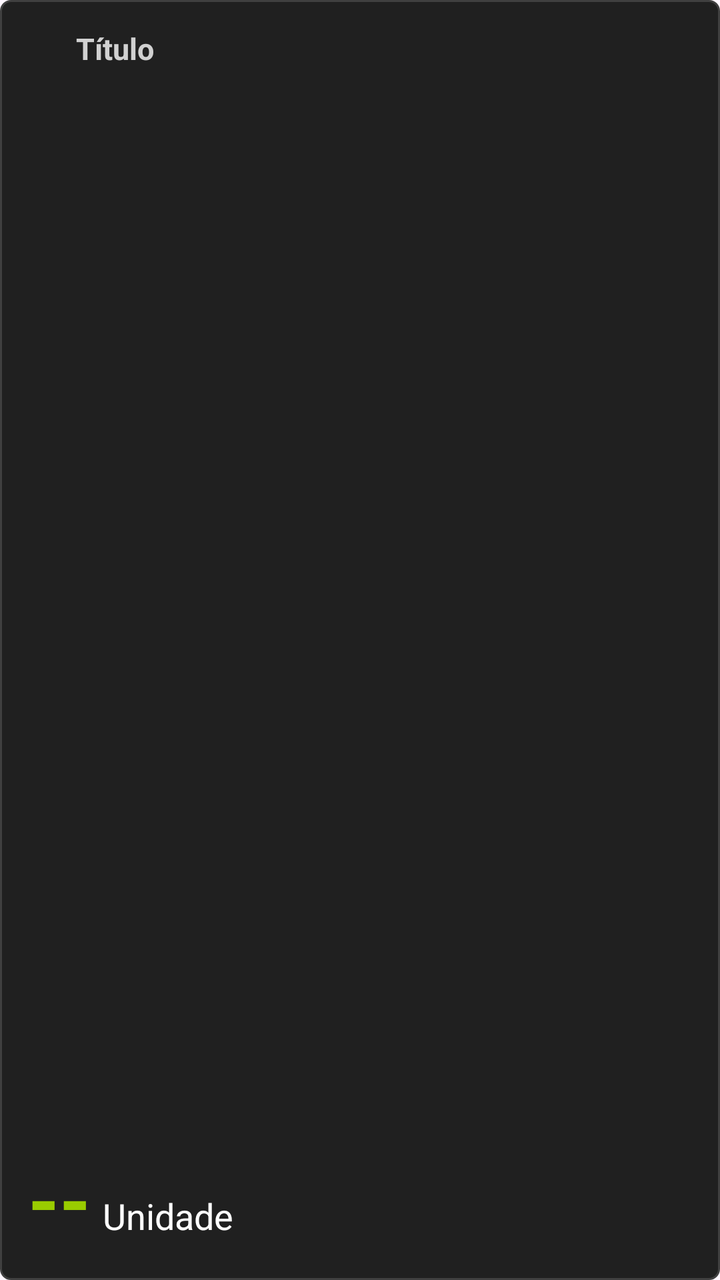
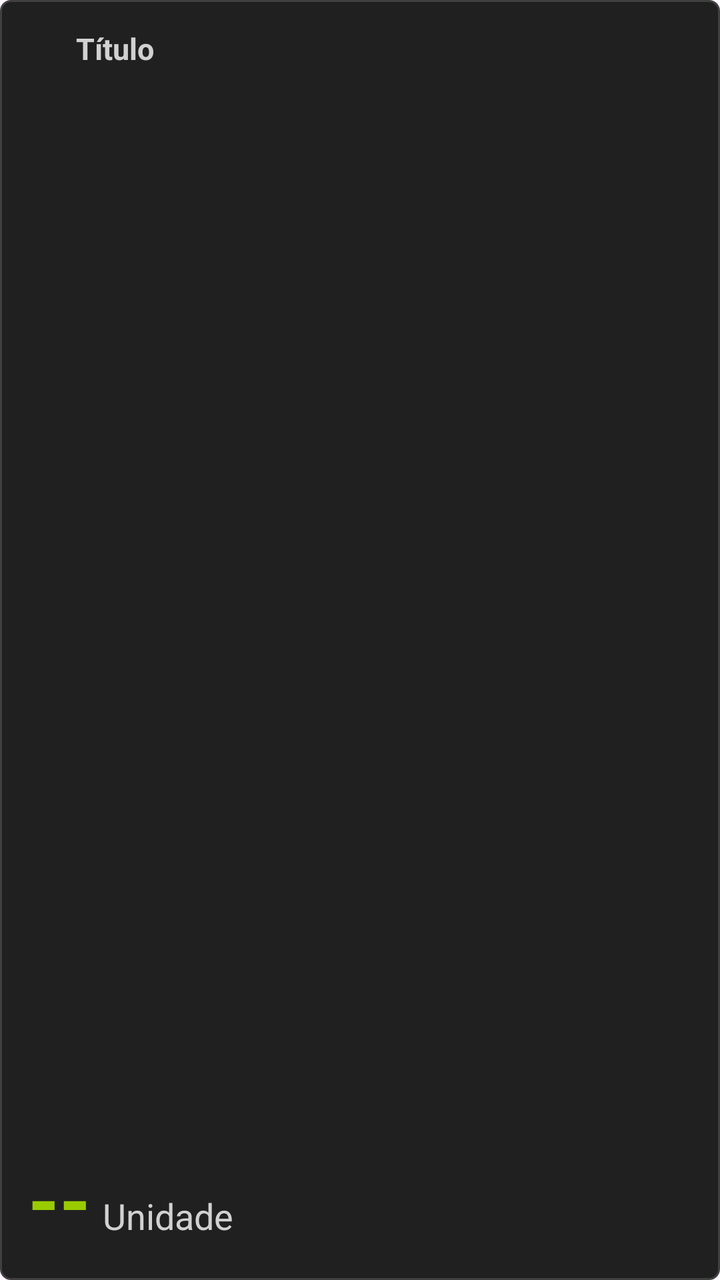

An Android layout rendered at two revisions. The XML below is the earlier revision; the diff shows what the commit changed to produce the second picture.
<!-- AndroidManifest.xml: application theme Theme.OBDMonitor -->
<!-- res/layout/view_metric.xml -->
<?xml version="1.0" encoding="utf-8"?>
<LinearLayout xmlns:android="http://schemas.android.com/apk/res/android"
    xmlns:tools="http://schemas.android.com/tools"
    android:layout_width="match_parent"
    android:layout_height="100dp"
    android:background="@drawable/metric_card_background"
    android:orientation="vertical"
    android:padding="14dp">

    <LinearLayout
        android:layout_width="match_parent"
        android:layout_height="wrap_content"
        android:gravity="center_vertical"
        android:orientation="horizontal"
        tools:ignore="UseCompoundDrawables">

        <ImageView
            android:id="@+id/imgIcon"
            android:layout_width="18dp"
            android:layout_height="18dp"
            android:layout_marginEnd="6dp"
            android:contentDescription="@null" />

        <TextView
            android:id="@+id/txtTitle"
            android:layout_width="wrap_content"
            android:layout_height="wrap_content"
            android:text="@string/title"
            android:textColor="?attr/colorOnPrimary"
            android:textSize="15sp"
            android:textStyle="bold" />

    </LinearLayout>

    <LinearLayout
        android:layout_width="match_parent"
        android:layout_height="0dp"
        android:layout_weight="1"
        android:gravity="bottom"
        android:orientation="horizontal">

        <TextView
            android:id="@+id/txtValue"
            android:layout_width="wrap_content"
            android:layout_height="wrap_content"
            android:text="@string/__"
            android:textColor="@android:color/holo_green_light"
            android:textSize="40sp"
            android:textStyle="bold" />

        <TextView
            android:id="@+id/txtUnit"
            android:layout_width="wrap_content"
            android:layout_height="wrap_content"
            android:layout_marginStart="6dp"
            android:text="@string/unit"
            android:textColor="@android:color/white"
            android:textSize="18sp" />

    </LinearLayout>
</LinearLayout>
<!-- resources referenced by this layout -->
<resources>
  <!-- drawable metric_card_background (drawable) -->
  <?xml version="1.0" encoding="utf-8"?>
  <shape xmlns:android="http://schemas.android.com/apk/res/android">
      <solid android:color="#202020" />
      <corners android:radius="5dp" />
      <stroke
          android:width="1dp"
          android:color="#404040" />
  </shape>
  <string name="__" translatable="false">--</string>
  <string name="title">Título</string>
  <string name="unit">Unidade</string>
  <style name="Theme.OBDMonitor" parent="Base.Theme.OBDMonitor" />
  <style name="Base.Theme.OBDMonitor" parent="Theme.Material3.DayNight.NoActionBar">
          
          
          <item name="colorPrimary">@color/primary_light_mode</item>
          <item name="colorPrimaryVariant">@color/primary_variant_light_mode</item>
          <item name="colorOnPrimary">@color/on_primary_light_mode</item>
          <item name="colorSecondary">@color/secondary_light_mode</item>
          <item name="colorSecondaryVariant">@color/secondary_variant_light_mode</item>
          <item name="colorPrimaryContainer">@color/primary_container_light_mode</item>
          <item name="colorSecondaryContainer">@color/secondary_container_light_mode</item>
          <item name="android:textColorHighlight">@color/primary_variant_light_mode</item>
          <item name="android:colorControlActivated">@color/primary_light_mode</item>
          
          <item name="colorSurface">@color/surface_light_mode</item>
          <item name="colorOnSurface">@color/on_surface_light_mode</item>
      </style>
  <color name="primary_light_mode">@color/black</color>
  <color name="primary_variant_light_mode">@color/grey</color>
  <color name="on_primary_light_mode">@color/light_grey</color>
  <color name="secondary_light_mode">@color/dark_red</color>
  <color name="secondary_variant_light_mode">@color/light_red</color>
  <color name="primary_container_light_mode">@color/white_transparency</color>
  <color name="secondary_container_light_mode">@color/red_transparency</color>
  <color name="surface_light_mode">@color/black</color>
  <color name="on_surface_light_mode">@color/light_grey</color>
  <color name="black">#000000</color>
  <color name="grey">#5F5F5F</color>
  <color name="light_grey">#D1D1D1</color>
  <color name="dark_red">#280000</color>
  <color name="light_red">#8E343C</color>
  <color name="white_transparency">#1EFFFFFF</color>
  <color name="red_transparency">#80280000</color>
</resources>

<!-- the commit's change to res/layout/view_metric.xml (unified diff, before → after) -->
@@ -44,7 +44,7 @@
             android:layout_width="wrap_content"
             android:layout_height="wrap_content"
             android:text="@string/__"
-            android:textColor="@android:color/holo_green_light"
+            android:textColor="@color/metric_card_value"
             android:textSize="40sp"
             android:textStyle="bold" />
 
@@ -54,7 +54,7 @@
             android:layout_height="wrap_content"
             android:layout_marginStart="6dp"
             android:text="@string/unit"
-            android:textColor="@android:color/white"
+            android:textColor="?attr/colorOnSurface"
             android:textSize="18sp" />
 
     </LinearLayout>
<!-- resource entries referenced after the edit -->
@@ -1,18 +1,22 @@
 <!-- resources referenced by this layout -->
 <resources>
+  <color name="metric_card_value">@color/automotive_green</color>
   <!-- drawable metric_card_background (drawable) -->
   <?xml version="1.0" encoding="utf-8"?>
   <shape xmlns:android="http://schemas.android.com/apk/res/android">
-      <solid android:color="#202020" />
+      <solid android:color="@color/metric_card_background" />
       <corners android:radius="5dp" />
       <stroke
           android:width="1dp"
-          android:color="#404040" />
+          android:color="@color/metric_card_stroke" />
   </shape>
   <string name="__" translatable="false">--</string>
   <string name="title">Título</string>
   <string name="unit">Unidade</string>
   <style name="Theme.OBDMonitor" parent="Base.Theme.OBDMonitor" />
+  <color name="automotive_green">@android:color/holo_green_light</color>
+  <color name="metric_card_background">#202020</color>
+  <color name="metric_card_stroke">#404040</color>
   <style name="Base.Theme.OBDMonitor" parent="Theme.Material3.DayNight.NoActionBar">
           
           
